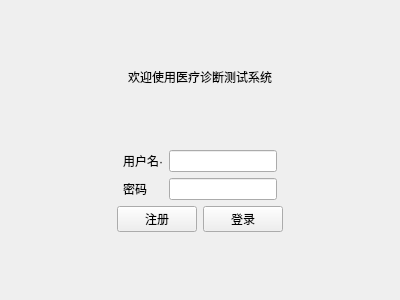
DingXiangi/QtLab, file Lab3/loginview.ui: the form before one commit.
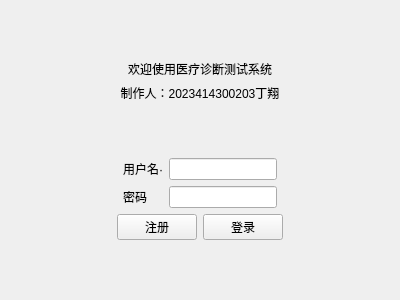
The form after the commit.

Patch:
```diff
--- a/Lab3/loginview.ui
+++ b/Lab3/loginview.ui
@@ -37,6 +37,19 @@
      </property>
     </widget>
    </item>
+   <item>
+    <widget class="QLabel" name="label_4">
+     <property name="layoutDirection">
+      <enum>Qt::LayoutDirection::LeftToRight</enum>
+     </property>
+     <property name="text">
+      <string>制作人：2023414300203丁翔</string>
+     </property>
+     <property name="alignment">
+      <set>Qt::AlignmentFlag::AlignCenter</set>
+     </property>
+    </widget>
+   </item>
    <item>
     <spacer name="verticalSpacer">
      <property name="orientation">
@@ -85,7 +98,11 @@
         </widget>
        </item>
        <item row="1" column="1">
-        <widget class="QLineEdit" name="inputUserPassword"/>
+        <widget class="QLineEdit" name="inputUserPassword">
+         <property name="echoMode">
+          <enum>QLineEdit::EchoMode::Password</enum>
+         </property>
+        </widget>
        </item>
       </layout>
      </item>
```
